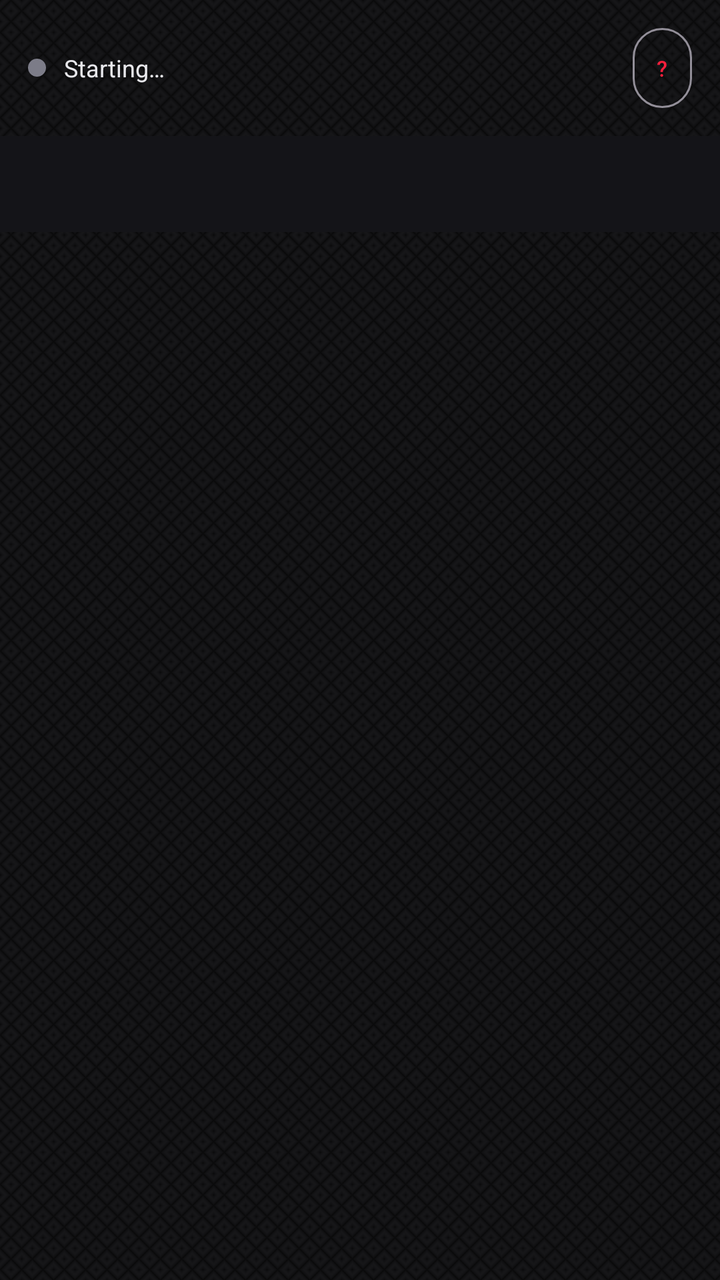
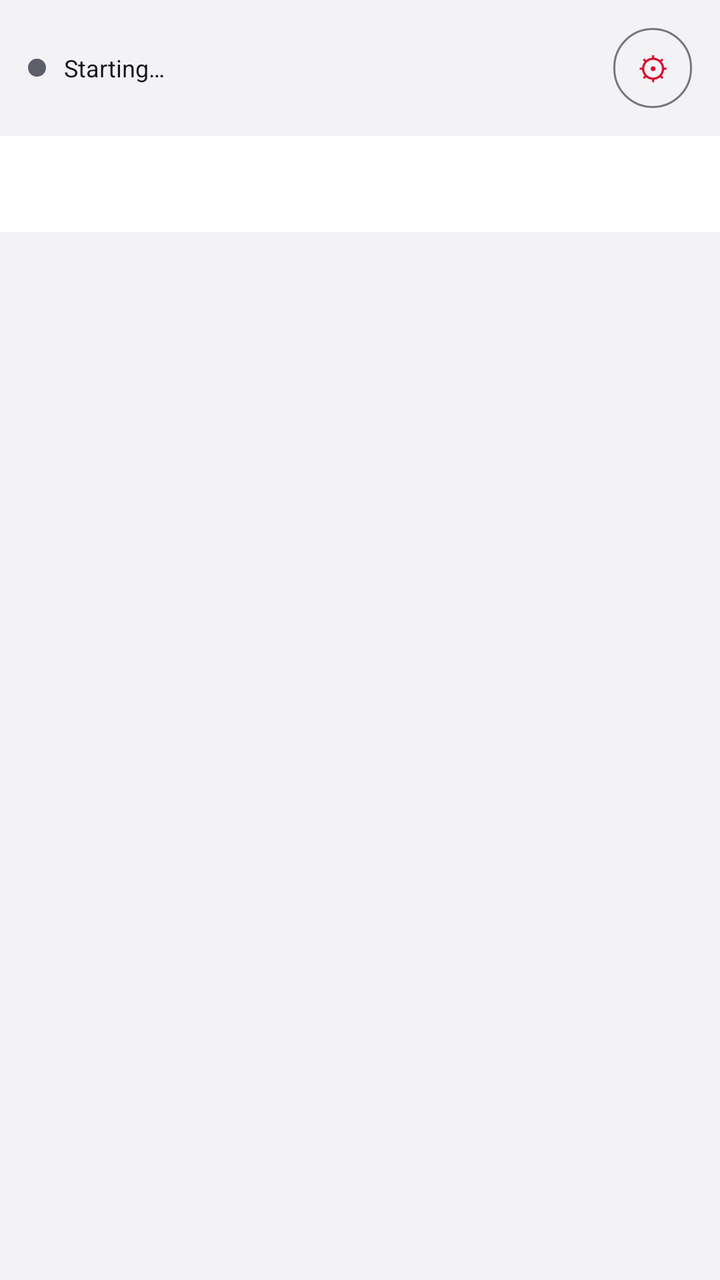

Two renders of the same Android screen: before a commit and after it. Below are the layout's source before the change and the commit's diff.
<!-- AndroidManifest.xml: application theme Theme.GestureMouse -->
<!-- res/layout/activity_main.xml -->
<?xml version="1.0" encoding="utf-8"?>
<LinearLayout xmlns:android="http://schemas.android.com/apk/res/android"
    xmlns:app="http://schemas.android.com/apk/res-auto"
    android:layout_width="match_parent"
    android:layout_height="match_parent"
    android:orientation="vertical"
    android:background="@drawable/carbon_fiber"
    android:fitsSystemWindows="true">

    
    <LinearLayout
        android:layout_width="match_parent"
        android:layout_height="wrap_content"
        android:orientation="horizontal"
        android:gravity="center_vertical"
        android:paddingHorizontal="14dp"
        android:paddingVertical="10dp">

        <LinearLayout
            android:id="@+id/statusStrip"
            android:layout_width="0dp"
            android:layout_height="wrap_content"
            android:layout_weight="1"
            android:orientation="horizontal"
            android:gravity="center_vertical"
            android:minHeight="40dp"
            android:clickable="true"
            android:focusable="true"
            android:background="?attr/selectableItemBackground"
            android:contentDescription="Connection status. Tap for how to connect.">

            <View
                android:id="@+id/statusDot"
                android:layout_width="9dp"
                android:layout_height="9dp"
                android:layout_marginEnd="9dp"
                android:background="@drawable/dot" />

            <TextView
                android:id="@+id/statusText"
                android:layout_width="0dp"
                android:layout_height="wrap_content"
                android:layout_weight="1"
                android:text="Starting…"
                android:textSize="12sp"
                android:textColor="@color/paper"
                android:maxLines="2" />
        </LinearLayout>

        
        <com.google.android.material.button.MaterialButton
            android:id="@+id/helpButton"
            style="@style/Widget.Material3.Button.OutlinedButton"
            android:layout_width="wrap_content"
            android:layout_height="wrap_content"
            android:layout_marginStart="6dp"
            android:minWidth="0dp"
            android:paddingHorizontal="12dp"
            android:text="?"
            android:contentDescription="Show the walkthrough"
            android:textSize="11sp" />
    </LinearLayout>

    <com.google.android.material.tabs.TabLayout
        android:id="@+id/tabs"
        android:layout_width="match_parent"
        android:layout_height="wrap_content"
        app:tabGravity="fill"
        app:tabMode="fixed"
        app:tabTextColor="@color/dim"
        app:tabSelectedTextColor="@color/track"
        app:tabIndicatorColor="@color/track"
        android:background="@color/panel" />

    <androidx.viewpager2.widget.ViewPager2
        android:id="@+id/pager"
        android:layout_width="match_parent"
        android:layout_height="0dp"
        android:layout_weight="1" />
</LinearLayout>
<!-- resources referenced by this layout -->
<resources>
  <color name="dim">#FF7C7C88</color>
  <color name="panel">#FF141418</color>
  <color name="paper">#FFE8E8EC</color>
  <color name="track">#FFFF1F3D</color>
  <!-- drawable carbon_fiber (drawable) -->
  <?xml version="1.0" encoding="utf-8"?>
  <bitmap xmlns:android="http://schemas.android.com/apk/res/android"
      android:src="@drawable/carbon_tile"
      android:tileMode="repeat"
      android:dither="true" />
  <!-- drawable dot (drawable) -->
  <?xml version="1.0" encoding="utf-8"?>
  <shape xmlns:android="http://schemas.android.com/apk/res/android"
      android:shape="oval">
      <solid android:color="@color/dim" />
  </shape>
  <style name="Theme.GestureMouse" parent="Theme.Material3.Dark.NoActionBar">
          <item name="colorPrimary">@color/track</item>
          <item name="colorOnPrimary">@color/paper</item>
          <item name="colorSecondary">@color/fire</item>
          <item name="android:colorBackground">@color/ink</item>
          <item name="android:statusBarColor">@color/ink</item>
          <item name="android:navigationBarColor">@color/ink</item>
          <item name="android:textColor">@color/paper</item>
          <item name="tabIndicatorColor">@color/track</item>
      </style>
  <!-- drawable carbon_tile: png bitmap (drawable-nodpi, 375 bytes) -->
  <color name="fire">#FFFFA62B</color>
  <color name="ink">#FF0A0A0C</color>
</resources>

<!-- the commit's change to res/layout/activity_main.xml (unified diff, before → after) -->
@@ -4,7 +4,7 @@
     android:layout_width="match_parent"
     android:layout_height="match_parent"
     android:orientation="vertical"
-    android:background="@drawable/carbon_fiber"
+    android:background="@drawable/app_background"
     android:fitsSystemWindows="true">
 
     
@@ -49,16 +49,16 @@
 
         
         <com.google.android.material.button.MaterialButton
-            android:id="@+id/helpButton"
+            android:id="@+id/settingsButton"
             style="@style/Widget.Material3.Button.OutlinedButton"
             android:layout_width="wrap_content"
             android:layout_height="wrap_content"
             android:layout_marginStart="6dp"
             android:minWidth="0dp"
             android:paddingHorizontal="12dp"
-            android:text="?"
-            android:contentDescription="Show the walkthrough"
-            android:textSize="11sp" />
+            android:text="⚙"
+            android:contentDescription="Settings"
+            android:textSize="16sp" />
     </LinearLayout>
 
     <com.google.android.material.tabs.TabLayout
<!-- resource entries referenced after the edit -->
@@ -1,33 +1,35 @@
 <!-- resources referenced by this layout -->
 <resources>
-  <color name="dim">#FF7C7C88</color>
-  <color name="panel">#FF141418</color>
-  <color name="paper">#FFE8E8EC</color>
-  <color name="track">#FFFF1F3D</color>
-  <!-- drawable carbon_fiber (drawable) -->
+  <color name="dim">#FF5E5E6B</color>
+  <color name="panel">#FFFFFFFF</color>
+  <color name="paper">#FF16161B</color>
+  <color name="track">#FFD7102D</color>
+  <!-- drawable app_background (drawable) -->
   <?xml version="1.0" encoding="utf-8"?>
-  <bitmap xmlns:android="http://schemas.android.com/apk/res/android"
-      android:src="@drawable/carbon_tile"
-      android:tileMode="repeat"
-      android:dither="true" />
+  <shape xmlns:android="http://schemas.android.com/apk/res/android" android:shape="rectangle">
+      <solid android:color="@color/ink" />
+  </shape>
   <!-- drawable dot (drawable) -->
   <?xml version="1.0" encoding="utf-8"?>
   <shape xmlns:android="http://schemas.android.com/apk/res/android"
       android:shape="oval">
       <solid android:color="@color/dim" />
   </shape>
-  <style name="Theme.GestureMouse" parent="Theme.Material3.Dark.NoActionBar">
+  <style name="Theme.GestureMouse" parent="Theme.Material3.DayNight.NoActionBar">
           <item name="colorPrimary">@color/track</item>
-          <item name="colorOnPrimary">@color/paper</item>
+          <item name="colorOnPrimary">@color/on_accent</item>
           <item name="colorSecondary">@color/fire</item>
           <item name="android:colorBackground">@color/ink</item>
           <item name="android:statusBarColor">@color/ink</item>
           <item name="android:navigationBarColor">@color/ink</item>
           <item name="android:textColor">@color/paper</item>
           <item name="tabIndicatorColor">@color/track</item>
+          
+          <item name="android:windowLightStatusBar">@bool/light_bars</item>
+          <item name="android:windowLightNavigationBar">@bool/light_bars</item>
       </style>
-  <!-- drawable carbon_tile: png bitmap (drawable-nodpi, 375 bytes) -->
-  <color name="fire">#FFFFA62B</color>
-  <color name="ink">#FF0A0A0C</color>
+  <color name="ink">#FFF3F3F6</color>
+  <color name="on_accent">#FFFFFFFF</color>
+  <color name="fire">#FFB86E00</color>
 </resources>
 
